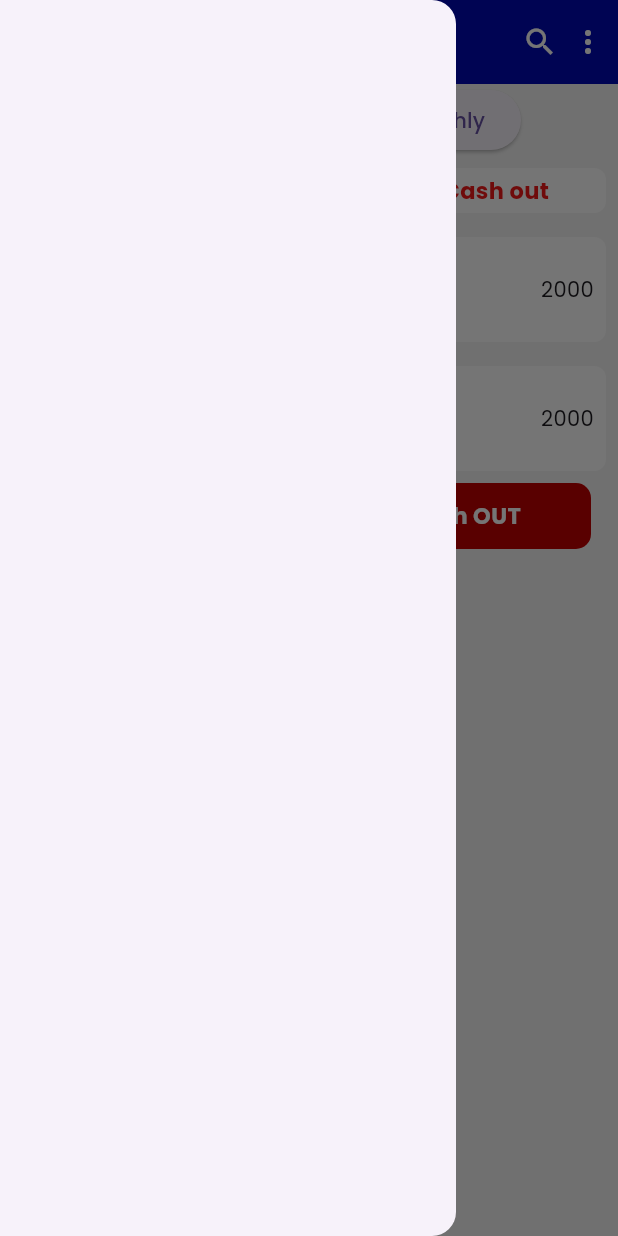
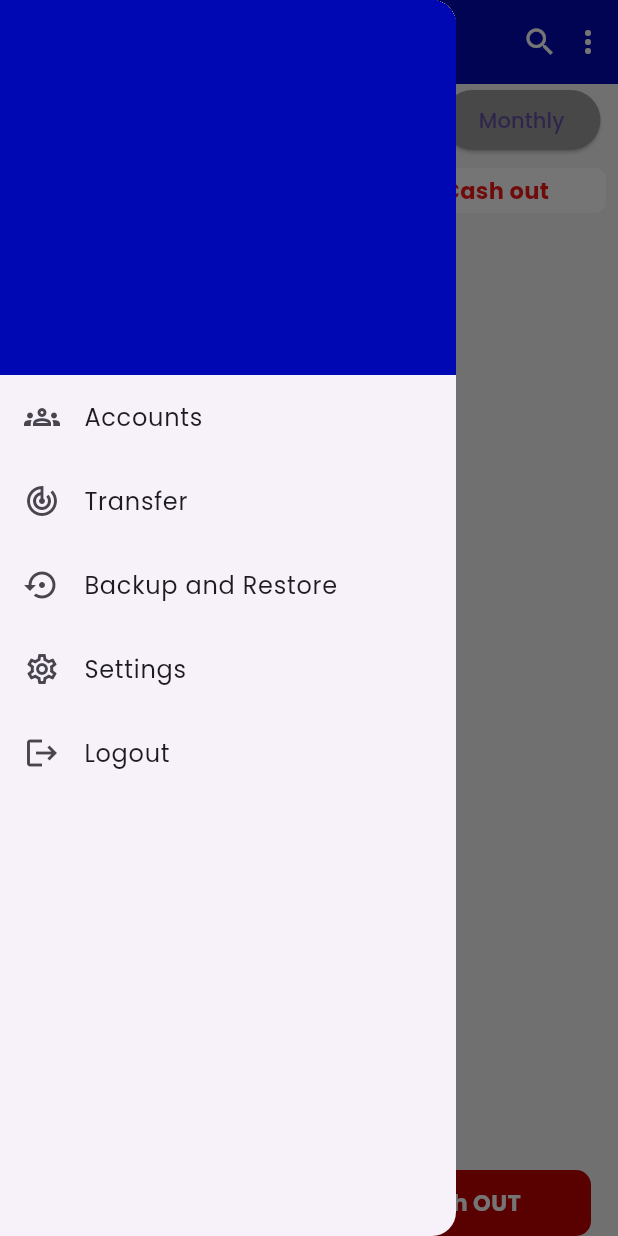
Before and after one commit to sinanex/shersoft-task, a Flutter app: the Homepage screen opened directly, after a tap on the "menu" icon, on a phone screen of 412 x 824 dp. Run offline on Flutter 3.47's test engine with Material 3 defaults, Android fonts, the phone set to English and light mode, and no system bars; our stand-ins replace cloud_firestore, firebase_auth, firebase_core, flutter_secure_storage, google_fonts, hive and 2 more; accounts and stored records are empty.

Commit message:
adding multiple accounts

```diff
--- a/lib/controller/login.dart
+++ b/lib/controller/login.dart
@@ -3,24 +3,26 @@ import 'dart:developer';
 import 'package:cloud_firestore/cloud_firestore.dart';
 import 'package:firebase_auth/firebase_auth.dart';
 import 'package:flutter/material.dart';
+import 'package:flutter_secure_storage/flutter_secure_storage.dart';
+import 'package:shared_preferences/shared_preferences.dart';
+import 'package:shersoft/controller/localdb.dart';
+import 'package:shersoft/model/localdb.dart';
 
 class UserController extends ChangeNotifier {
-  final TextEditingController emailController = TextEditingController();
-  final TextEditingController passwordController = TextEditingController();
-  final TextEditingController nameController = TextEditingController();
-  final TextEditingController phoneController = TextEditingController();
-  final TextEditingController adreesController = TextEditingController();
+
+
   final FirebaseAuth authentication = FirebaseAuth.instance;
+  final FlutterSecureStorage _flutterSecureStorage = FlutterSecureStorage();
 
-  Future<void> loginUser() async {
+  Future<String?> loginUser({required String email,required String password}) async {
     try {
       await authentication.signInWithEmailAndPassword(
-        email: emailController.text.trim(),
-        password: passwordController.text.trim(),
+        email: email,
+        password: password,
       );
       log("login success");
-
       notifyListeners();
+      return "success";
     } on FirebaseAuthException catch (e) {
       if (e.code == 'user-not-found') {
         log('No user found for that email.');
@@ -35,26 +37,27 @@ class UserController extends ChangeNotifier {
       log('Error: $e');
       notifyListeners();
     }
+    return null;
   }
 
-  Future<String?> registerUser() async {
-    if (nameController.text.isEmpty ||
-        passwordController.text.isEmpty ||
-        adreesController.text.isEmpty ||
-        phoneController.text.isEmpty ||
-        passwordController.text.isEmpty) {
-          log("empty");
-        }
+  Future<String?> registerUser({required String email,required String password,required String name,required String address,required String phone}) async {
+    if (email.isEmpty ||
+   phone.isEmpty ||
+       address.isEmpty ||
+      password.isEmpty ||
+      name.isEmpty) {
+      log("empty");
+    }
     try {
       UserCredential userCredential =
           await authentication.createUserWithEmailAndPassword(
-              email: emailController.text, password: passwordController.text);
+              email: email, password: password);
       User? user = userCredential.user;
       if (user != null) {
         await FirebaseFirestore.instance.collection('user').doc(user.uid).set({
-          "address": adreesController.text,
-          "company": nameController.text,
-          "phone": phoneController.text,
+          "address": address,
+          "company":name,
+          "phone": phone,
         });
       }
       log("register success");
@@ -62,5 +65,30 @@ class UserController extends ChangeNotifier {
     } on FirebaseAuthException catch (e) {
       log(e.toString());
     }
+    return null;
+  }
+
+  Future<void> getUserMetaData() async {
+    final user = FirebaseAuth.instance.currentUser;
+
+    try {
+      if (user != null) {
+        final docs = await FirebaseFirestore.instance
+            .collection('user')
+            .doc(user.uid)
+            .get();
+        if (docs.exists) {
+          log(docs.data().toString());
+        }
+      }
+    } on FirebaseAuthException catch (e) {
+      log(e.toString());
+    }
+  }
+
+  Future<void> addAccounts({required String email,required String password}) async {
+    final data = UserAcoountDb(
+        email: email, password: password);
+    addData(data);
   }
 }
--- /dev/null
+++ b/lib/model/dataModel.dart
@@ -0,0 +1,10 @@
+class Datamodel {
+  dynamic date;
+  String? cashIn;
+  String? cashout;
+  Datamodel({required this.cashIn, required this.cashout, required this.date});
+  factory Datamodel.fromFireBase(Map<String, dynamic> docs) {
+    return Datamodel(
+        cashIn: docs['cashin'], cashout: docs['cashout'], date: docs['date']);
+  }
+}
--- /dev/null
+++ b/lib/model/localdb.dart
@@ -0,0 +1,17 @@
+
+import 'package:hive/hive.dart';
+    part 'localdb.g.dart';
+@HiveType(typeId: 0)
+class UserAcoountDb {
+  @HiveField(0)
+   String? email;
+   @HiveField(1)
+   String? password;
+
+   UserAcoountDb({
+    required this.email,
+    required this.password
+   });
+
+
+}
--- /dev/null
+++ b/lib/view/home/homeWidget/drawer.dart
@@ -0,0 +1,37 @@
+import 'package:flutter/material.dart';
+import 'package:shersoft/view/home/accounts.dart';
+
+Drawer drawer(BuildContext context) {
+  return Drawer(
+    child: Center(
+        child: Column(
+      children: [
+        Container(
+          color: const Color(0XFF0008B4),
+          height: 250,
+        ),
+        ListTile(
+          onTap: () => Navigator.push(context, MaterialPageRoute(builder: (context)=>AccountsPage())),
+          title: Text("Accounts"),
+          leading: Icon(Icons.groups_outlined),
+        ),
+        ListTile(
+          title: Text("Transfer"),
+          leading: Icon(Icons.track_changes),
+        ),
+        ListTile(
+          title: Text("Backup and Restore"),
+          leading: Icon(Icons.settings_backup_restore),
+        ),
+        ListTile(
+          title: Text("Settings"),
+          leading: Icon(Icons.settings_outlined),
+        ),
+        ListTile(
+          title: Text("Logout"),
+          leading: Icon(Icons.logout),
+        )
+      ],
+    )),
+  );
+}
--- a/lib/view/home/homepage.dart
+++ b/lib/view/home/homepage.dart
@@ -1,48 +1,86 @@
+import 'dart:developer';
+
 import 'package:flutter/material.dart';
+import 'package:provider/provider.dart';
+import 'package:shersoft/controller/dataController.dart';
+import 'package:shersoft/controller/login.dart';
+import 'package:shersoft/view/home/homeWidget/drawer.dart';
 import 'package:shersoft/view/home/homeWidget/widget.dart';
 
-class Homepage extends StatelessWidget {
+class Homepage extends StatefulWidget {
   const Homepage({super.key});
+
+  @override
+  State<Homepage> createState() => _HomepageState();
+}
+
+class _HomepageState extends State<Homepage> {
+  final GlobalKey<ScaffoldState> _scaffoldKey = GlobalKey<ScaffoldState>();
+
+  @override
+  void initState() {
+    super.initState();
+    Provider.of<UserController>(context, listen: false).getUserMetaData();
+  }
 
   @override
   Widget build(BuildContext context) {
     return Scaffold(
+      key: _scaffoldKey,
       backgroundColor: Color(0XFFF5F5F5),
-      drawer: Drawer(
-
+      drawer: drawer(context),
+      appBar: AppBar(
+        leading: IconButton(
+          onPressed: () {
+            _scaffoldKey.currentState?.openDrawer();
+          },
+          icon: Icon(
+            Icons.menu,
+            color: Colors.white,
           ),
-      appBar: AppBar(
-          leading: Builder(
-            builder: (context) {
-              return IconButton(onPressed: (){
-                Scaffold.of(context).openDrawer();
-              }, icon: Icon(Icons.menu,color: Colors.white,));
-            }
         ),
         centerTitle: true,
         actions: [
-        Icon(Icons.search,color: Colors.white,),
+          Icon(
+            Icons.search,
+            color: Colors.white,
+          ),
           Padding(
             padding: const EdgeInsets.all(8.0),
-          child: Icon(Icons.more_vert,color: Colors.white,),
+            child: Icon(
+              Icons.more_vert,
+              color: Colors.white,
+            ),
           ),
         ],
         backgroundColor: const Color(0XFF0008B4),
-        title: Text("",style: TextStyle(
+        title: Text(
+          "Cash Book",
+          style: TextStyle(
             fontWeight: FontWeight.bold,
             color: Colors.white,
-
-        ),),
+          ),
+        ),
       ),
       body: Column(
         children: [
-          Row(
-            children: [
-              ElevatedButton(onPressed: (){}, child: Text('all')),
-              ElevatedButton(onPressed: (){}, child: Text('today')),
-              ElevatedButton(onPressed: (){}, child: Text('week')),
-              ElevatedButton(onPressed: (){}, child: Text('monthly')),
-            ],
+          Consumer<Datacontroller>(
+            builder:(context, value, child) =>  Row(
+              mainAxisAlignment: MainAxisAlignment.spaceEvenly,
+              children: ['All', 'Daily', 'Weekly', 'Monthly'].map((filter) {
+                bool isSelected = value.selected == filter;
+                return ElevatedButton(
+                  onPressed: () {
+                    value.selectedColor(filter);
+                    value.getdata(filter);
+                  },
+                  child: Text(filter),
+                  style: ElevatedButton.styleFrom(
+                    backgroundColor: isSelected? Colors.blue:Colors.grey,
+                  ),
+                );
+              }).toList(),
+            ),
           ),
           Padding(
             padding: const EdgeInsets.all(8.0),
@@ -55,26 +93,41 @@ class Homepage extends StatelessWidget {
               child: Row(
                 mainAxisAlignment: MainAxisAlignment.spaceAround,
                 children: [
-                  Text("Date",style: TextStyle(
-                    fontWeight: FontWeight.bold,
-                    fontSize: 15
-                  ),),
-                  Text("Cash in",style: TextStyle(
+                  Text(
+                    "Date",
+                    style: TextStyle(fontWeight: FontWeight.bold, fontSize: 15),
+                  ),
+                  Text(
+                    "Cash in",
+                    style: TextStyle(
                       fontWeight: FontWeight.bold,
                       color: Color(0XFF30CB76),
                       fontSize: 15,
-                  ),),
-                  Text("Cash out",
+                    ),
+                  ),
+                  Text(
+                    "Cash out",
                     style: TextStyle(
                       fontWeight: FontWeight.bold,
                       fontSize: 15,
                       color: Color(0XFFF31717),
-                  ),)
+                    ),
+                  )
                 ],
               ),
             ),
           ),
-          Padding(
+          Expanded(
+            child: Consumer<Datacontroller>(
+              builder: (context, value, child) {
+                if (value.filteredData.isEmpty) {
+                  return Center(child: Text("No transactions found"));
+                }
+                return ListView.builder(
+                  itemCount: value.filteredData.length,
+                  itemBuilder: (context, index) {
+                    final data = value.filteredData[index];
+                    return Padding(
                       padding: const EdgeInsets.all(8.0),
                       child: Container(
                         height: 70,
@@ -85,63 +138,48 @@ class Homepage extends StatelessWidget {
                         child: Padding(
                           padding: const EdgeInsets.all(8.0),
                           child: Row(
-                spacing: 10,
                             mainAxisAlignment: MainAxisAlignment.spaceBetween,
                             children: [
                               Column(
                                 crossAxisAlignment: CrossAxisAlignment.start,
                                 children: [
-                      Text("Thursday"),
-                      Text('12-08-2021  05:32 AM')
+
+                                  Text(data.cashIn ?? "N/A"),
                                 ],
                               ),
-                  Text("2000"),
-                  Text("2000")
+                              Text(
+                                data.cashIn ?? '0',
+                                style: TextStyle(
+                                  color: Color(0XFF30CB76),
+                                  fontWeight: FontWeight.bold,
+                                ),
+                              ),
+                              Text(
+                                data.cashout ?? '0',
+                                style: TextStyle(
+                                  color: Color(0XFFF31717),
+                                  fontWeight: FontWeight.bold,
+                                ),
+                              ),
                             ],
                           ),
                         ),
                       ),
-          ),
-           Padding(
-            padding: const EdgeInsets.all(8.0),
-            child: Container(
-            height: 70,
-              decoration: BoxDecoration(
-                borderRadius: BorderRadius.circular(8),
-                color: Color(0XFFFFFFFF),
-              ),
-            child: Padding(
-              padding: const EdgeInsets.all(8.0),
-              child: Row(
-                spacing: 10,
-                mainAxisAlignment: MainAxisAlignment.spaceBetween,
-                children: [
-                  Column(
-                    crossAxisAlignment: CrossAxisAlignment.start,
-                    children: [
-                      Text("Thursday"),
-                      Text('12-08-2021  05:32 AM')
-                    ],
-                  ),
-                  Text("2000"),
-                  Text("2000"),
-
-                ],
-              ),
-            ),
+                    );
+                  },
+                );
+              },
             ),
           ),
           Row(
             mainAxisAlignment: MainAxisAlignment.spaceAround,
             children: [
-              containerButton(text: "Cash IN",color: Color(0XFF30CB76)),
-              containerButton(text: "Cash OUT",color: Color(0XFFC20000)),
+              containerButton(text: "Cash IN", color: Color(0XFF30CB76)),
+              containerButton(text: "Cash OUT", color: Color(0XFFC20000)),
             ],
           ),
         ],
       ),
     );
   }
-
-
 }
```
Also changed, not shown: lib/controller/dataController.dart (added, +72 -0 lines), lib/controller/localdb.dart (added, +21 -0 lines), lib/main.dart (+12 -3 lines), lib/model/userMetadata.dart (added, +17 -0 lines), lib/view/home/accounts.dart (added, +87 -0 lines), lib/view/log.dart (added, +55 -0 lines), lib/view/login&register/login.dart (+18 -6 lines), lib/view/login&register/register.dart (+31 -10 lines), pubspec.yaml (+7 -0 lines), lib/model/localdb.g.dart (added), pubspec.lock, 5 other files. Lines whose indentation alone changed are shown as unchanged.
